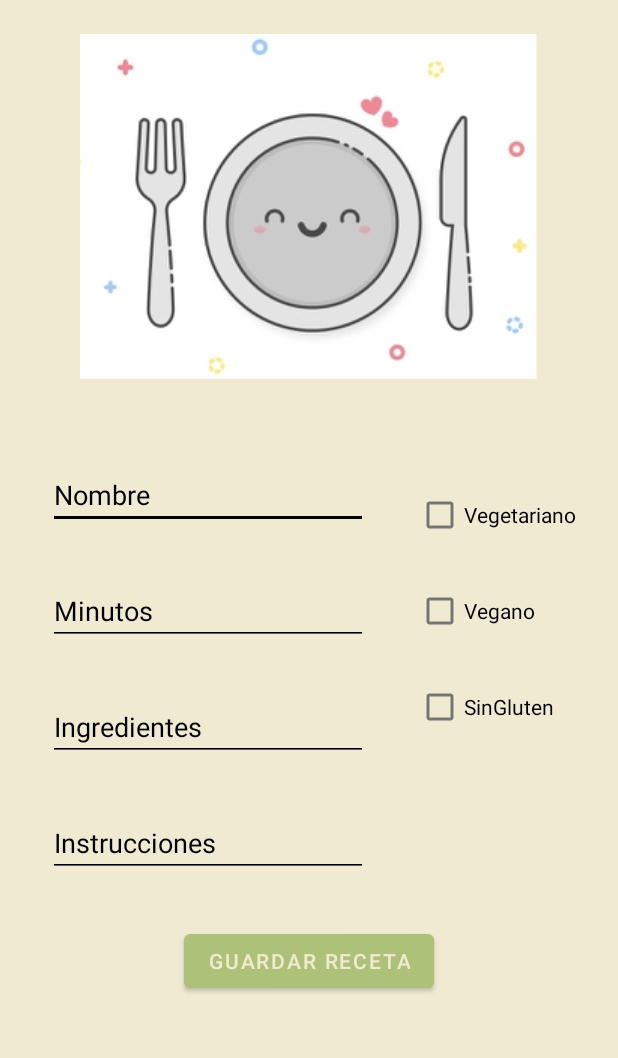
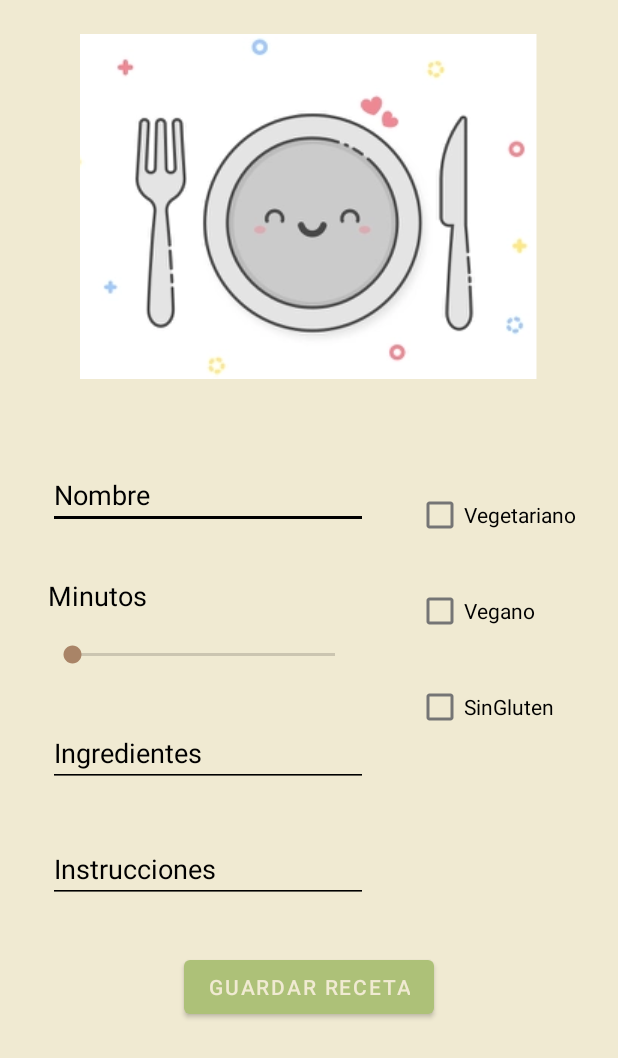
Before and after one commit to korah91/AndroidAppFinalDAS, an Android app: the layout fragment_anadir_receta.xml on its own in the app's theme, with its tools: preview values and no code run, on a phone screen of 412 x 824 dp. Shown: the top 1058 px of the screen. Run offline under Robolectric (Android 15) with nearby library versions, the phone set to English and light mode, and no system bars.

```diff
--- a/app/src/main/res/layout/fragment_anadir_receta.xml
+++ b/app/src/main/res/layout/fragment_anadir_receta.xml
@@ -24,6 +24,9 @@
                 app:layout_constraintEnd_toEndOf="parent"
                 app:layout_constraintStart_toStartOf="parent"
                 app:layout_constraintTop_toTopOf="parent"
+                android:textColor="@color/black"
+                android:backgroundTint="@color/black"
+                android:textColorHint="@color/black"
                 tools:src="@drawable/placeholder_comida" />
 
             <EditText
@@ -42,37 +45,23 @@
                 app:layout_constraintTop_toBottomOf="@+id/iv_imagenComida"/>
 
             <EditText
-                android:id="@+id/et_minutos"
-                android:layout_width="wrap_content"
-                android:layout_height="wrap_content"
-                android:layout_marginTop="32dp"
-                android:ems="10"
-                android:hint="Minutos"
-                android:inputType="textPersonName"
-                android:textColor="@color/black"
-                android:backgroundTint="@color/black"
-                android:textColorHint="@color/black"
-                app:layout_constraintStart_toStartOf="@+id/et_nombreReceta"
-                app:layout_constraintTop_toBottomOf="@+id/et_nombreReceta" />
-
-            <EditText
                 android:id="@+id/et_ingredientes"
                 android:layout_width="wrap_content"
                 android:layout_height="wrap_content"
                 android:layout_marginTop="32dp"
                 android:ems="10"
+                android:gravity="top"
                 android:hint="Ingredientes"
                 android:inputType="textMultiLine"
-                android:gravity="top"
                 android:overScrollMode="always"
+                android:scrollbarStyle="insideInset"
                 android:scrollbars="vertical"
-                android:scrollbarStyle="insideInset"
                 android:scrollHorizontally="false"
                 android:textColor="@color/black"
                 android:backgroundTint="@color/black"
                 android:textColorHint="@color/black"
-                app:layout_constraintStart_toStartOf="@+id/et_minutos"
-                app:layout_constraintTop_toBottomOf="@+id/et_minutos" />
+                app:layout_constraintStart_toStartOf="@+id/seekBar_minutos"
+                app:layout_constraintTop_toBottomOf="@+id/seekBar_minutos" />
 
             <EditText
                 android:id="@+id/et_instrucciones"
@@ -81,7 +70,11 @@
                 android:layout_marginTop="32dp"
                 android:ems="10"
                 android:hint="Instrucciones"
-                android:inputType="textPersonName"
+                android:inputType="textMultiLine"
+                android:overScrollMode="always"
+                android:scrollbarStyle="insideInset"
+                android:scrollbars="vertical"
+                android:scrollHorizontally="false"
                 android:textColor="@color/black"
                 android:backgroundTint="@color/black"
                 android:textColorHint="@color/black"
@@ -107,7 +100,10 @@
                 android:layout_marginTop="16dp"
                 android:text="Vegano"
                 app:layout_constraintStart_toStartOf="@+id/checkBox_vegetariano"
-                app:layout_constraintTop_toBottomOf="@+id/checkBox_vegetariano" />
+                app:layout_constraintTop_toBottomOf="@+id/checkBox_vegetariano"
+                android:textColor="@color/black"
+                android:backgroundTint="@color/black"
+                android:textColorHint="@color/black"/>
 
             <CheckBox
                 android:id="@+id/checkBox_sinGluten"
@@ -116,7 +112,10 @@
                 android:layout_marginTop="16dp"
                 android:text="SinGluten"
                 app:layout_constraintStart_toStartOf="@+id/checkBox_vegano"
-                app:layout_constraintTop_toBottomOf="@+id/checkBox_vegano" />
+                app:layout_constraintTop_toBottomOf="@+id/checkBox_vegano"
+                android:textColor="@color/black"
+                android:backgroundTint="@color/black"
+                android:textColorHint="@color/black"/>
 
             <Button
                 android:id="@+id/btn_guardarReceta"
@@ -130,6 +129,28 @@
                 app:layout_constraintStart_toStartOf="parent"
                 app:layout_constraintTop_toBottomOf="@+id/et_instrucciones" />
 
+            <SeekBar
+                android:id="@+id/seekBar_minutos"
+                android:layout_width="207dp"
+                android:layout_height="22dp"
+                android:layout_marginTop="16dp"
+                app:layout_constraintStart_toStartOf="@+id/tv_minutos"
+
+                app:layout_constraintTop_toBottomOf="@+id/tv_minutos" />
+
+            <TextView
+                android:id="@+id/tv_minutos"
+                android:layout_width="wrap_content"
+                android:layout_height="wrap_content"
+                android:layout_marginTop="32dp"
+                android:text="Minutos"
+                android:textSize="18sp"
+                app:layout_constraintStart_toStartOf="@+id/et_nombreReceta"
+                app:layout_constraintTop_toBottomOf="@+id/et_nombreReceta"
+                android:textColor="@color/black"
+                android:backgroundTint="@color/black"
+                android:textColorHint="@color/black"/>
+
         </androidx.constraintlayout.widget.ConstraintLayout>
     </ScrollView>
 
```
